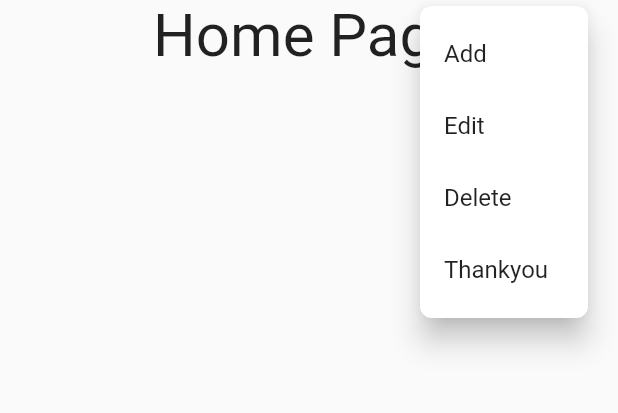
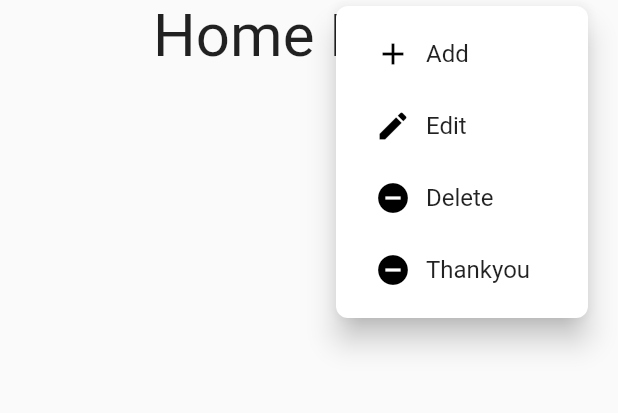
Before and after one commit to dev-hub-spot101/flutter_custom_popupmenu, a Flutter app: the screen it shows after launch, after a tap on the "more vert" icon, on a phone screen of 412 x 824 dp, the part 84-497 px from its top. Run offline on Flutter 3.47's test engine with Material 2 defaults, Android fonts, the phone set to English and light mode, and no system bars.

Commit message:
icon add

```diff
--- a/lib/screen/home/home.dart
+++ b/lib/screen/home/home.dart
@@ -64,6 +64,7 @@ class _HomeState extends State<Home> {
       child: Row(
         mainAxisAlignment: MainAxisAlignment.start,
         children: [
+          Padding(padding: EdgeInsets.all(10), child:Icon(iconData, color:Colors.black)),
           Text(title),
         ],
       ),
```
